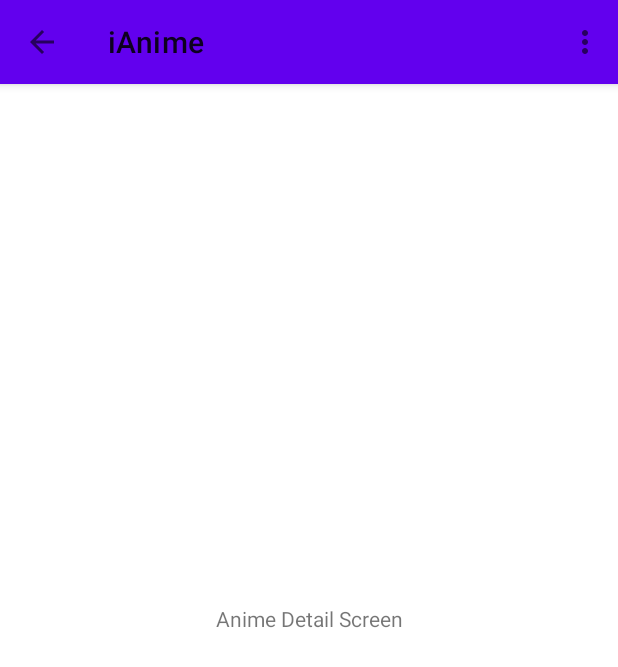
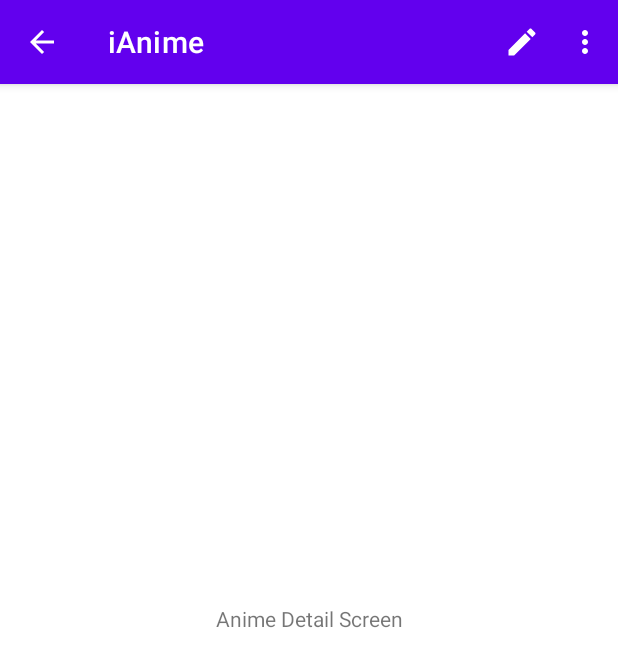
Before and after one commit to Tony-Feng/iAnime, an Android app: the screen it shows after launch (HomeActivity), after a tap on an icon or button, on a phone screen of 412 x 824 dp. Shown: the top 667 px of the screen. Run offline under Robolectric (Android 15) with nearby library versions, the phone set to English and light mode, and no system bars; 1 statement that could not run was skipped.

Commit message:
Add theme and navigate back function

```diff
--- a/app/src/main/java/com/project/ianime/actionbar/ActionBarService.kt
+++ b/app/src/main/java/com/project/ianime/actionbar/ActionBarService.kt
@@ -1,6 +1,7 @@
 package com.project.ianime.actionbar
 
 import androidx.appcompat.widget.Toolbar
+import com.project.ianime.root.BaseFragment
 
 /**
  * Interface to interact with Action Bar
@@ -8,7 +9,15 @@ import androidx.appcompat.widget.Toolbar
 interface ActionBarService {
     /**
      * Sets action bar title
+     * @param [title] - text to show on Appbar
+     * @param [toolbar] - Appbar reference
      */
     fun setTitle(title: String, toolbar: Toolbar)
 
+    /**
+     * Implements navigate back button on Appbar
+     * @param [toolbar] - Appbar reference
+     * @param [activeFragment] - Current Fragment to show
+     */
+    fun setNavigateBackAction(toolbar: Toolbar, activeFragment: BaseFragment<*>)
 }
--- a/app/src/main/java/com/project/ianime/actionbar/ActionBarServiceImpl.kt
+++ b/app/src/main/java/com/project/ianime/actionbar/ActionBarServiceImpl.kt
@@ -2,13 +2,21 @@ package com.project.ianime.actionbar
 
 import androidx.appcompat.app.AppCompatActivity
 import androidx.appcompat.widget.Toolbar
+import com.project.ianime.R
+import com.project.ianime.root.BaseFragment
 
 class ActionBarServiceImpl(private val activity: AppCompatActivity): ActionBarService {
-
     override fun setTitle(title: String, toolbar: Toolbar) {
         activity.setSupportActionBar(toolbar)
         val actionBar = activity.supportActionBar ?: return
         actionBar.setDisplayShowTitleEnabled(true)
         actionBar.title = title
     }
+
+    override fun setNavigateBackAction(toolbar: Toolbar, activeFragment: BaseFragment<*>) {
+        toolbar.setNavigationIcon(R.drawable.ic_arrow_back)
+        toolbar.setNavigationOnClickListener {
+            activeFragment.navigationManager.closeTop()
+        }
+    }
 }
--- a/app/src/main/java/com/project/ianime/root/BaseFragment.kt
+++ b/app/src/main/java/com/project/ianime/root/BaseFragment.kt
@@ -44,6 +44,7 @@ abstract class BaseFragment<VH: FragmentViewHolder>(val viewHolder: VH): Fragmen
         container: ViewGroup?,
         savedInstanceState: Bundle?
     ): View? {
+        setHasOptionsMenu(true)
         return viewHolder.onCreateView(inflater, container, savedInstanceState)
     }
     override fun onCreate(savedInstanceState: Bundle?) {
--- a/app/src/main/java/com/project/ianime/screen/AddAnimeFragment.kt
+++ b/app/src/main/java/com/project/ianime/screen/AddAnimeFragment.kt
@@ -10,6 +10,7 @@ class AddAnimeFragment : ManageAnimeFragment() {
     private lateinit var viewModel: AddAnimeViewModel
     override fun updateActionBar(): Boolean {
         actionBarService.setTitle(getString(R.string.add_anime_title), viewHolder.toolbar)
+        actionBarService.setNavigateBackAction(viewHolder.toolbar, this)
         return true
     }
 
--- a/app/src/main/java/com/project/ianime/screen/AnimeFragment.kt
+++ b/app/src/main/java/com/project/ianime/screen/AnimeFragment.kt
@@ -1,21 +1,51 @@
 package com.project.ianime.screen
 
-import androidx.appcompat.app.AppCompatActivity
+import android.view.Menu
+import android.view.MenuInflater
+import android.view.MenuItem
 import com.project.ianime.R
+import com.project.ianime.root.BaseContainerActivity
 import com.project.ianime.root.BaseFragment
 import com.project.ianime.screen.viewholder.AnimeViewHolder
+import com.project.ianime.utils.updateLanguageSetting
 
-class AnimeFragment: BaseFragment<AnimeViewHolder>(AnimeViewHolder::class.java) {
-
-    companion object{
-        fun newInstance() = AnimeFragment()
-    }
-
+class AnimeFragment : BaseFragment<AnimeViewHolder>(AnimeViewHolder::class.java) {
     override fun updateActionBar(): Boolean {
         //TODO: Update to each anime name
         actionBarService.setTitle(getString(R.string.app_name), viewHolder.toolbar)
-        (activity as AppCompatActivity).supportActionBar?.setHomeButtonEnabled(true)
-        (activity as AppCompatActivity).supportActionBar?.setDisplayHomeAsUpEnabled(true)
+        actionBarService.setNavigateBackAction(viewHolder.toolbar, this)
         return true
     }
+
+    override fun onCreateOptionsMenu(menu: Menu, inflater: MenuInflater) {
+        menu.clear()
+        inflater.inflate(R.menu.edit_menu, menu)
+        super.onCreateOptionsMenu(menu, inflater)
+    }
+
+    override fun onOptionsItemSelected(item: MenuItem): Boolean {
+        return when (item.itemId) {
+            R.id.edit_anime -> {
+                navigationManager.showFragmentOverTop(
+                    EditAnimeFragment.newInstance(),
+                    baseContainerId
+                )
+                true
+            }
+            R.id.setting_chinese_language -> {
+                updateLanguageSetting(requireContext(), BaseContainerActivity.SETTING_CHINESE)
+                true
+            }
+            R.id.setting_english_language -> {
+                updateLanguageSetting(requireContext(), BaseContainerActivity.SETTING_ENGLISH)
+                true
+            }
+            else -> super.onOptionsItemSelected(item)
+        }
+
+    }
+
+    companion object {
+        fun newInstance() = AnimeFragment()
+    }
 }
--- a/app/src/main/java/com/project/ianime/screen/EditAnimeFragment.kt
+++ b/app/src/main/java/com/project/ianime/screen/EditAnimeFragment.kt
@@ -4,6 +4,11 @@ import com.project.ianime.R
 class EditAnimeFragment: ManageAnimeFragment() {
     override fun updateActionBar(): Boolean {
         actionBarService.setTitle(getString(R.string.edit_anime_title), viewHolder.toolbar)
+        actionBarService.setNavigateBackAction(viewHolder.toolbar, this)
         return true
     }
+
+    companion object{
+        fun newInstance() = EditAnimeFragment()
+    }
 }
--- a/app/src/main/java/com/project/ianime/screen/HomeFragment.kt
+++ b/app/src/main/java/com/project/ianime/screen/HomeFragment.kt
@@ -10,7 +10,6 @@ class HomeFragment : BaseFragment<HomeFragmentViewHolder>(HomeFragmentViewHolder
         actionBarService.setTitle(getString(R.string.app_name), viewHolder.toolbar)
         return true
     }
-
     override fun onViewCreated(view: View, savedInstanceState: Bundle?) {
         super.onViewCreated(view, savedInstanceState)
         // Launch Main Screen
--- /dev/null
+++ b/app/src/main/res/drawable/ic_arrow_back.xml
@@ -0,0 +1,5 @@
+<vector android:autoMirrored="true" android:height="24dp"
+    android:tint="@android:color/white" android:viewportHeight="24"
+    android:viewportWidth="24" android:width="24dp" xmlns:android="http://schemas.android.com/apk/res/android">
+    <path android:fillColor="@android:color/white" android:pathData="M20,11H7.83l5.59,-5.59L12,4l-8,8 8,8 1.41,-1.41L7.83,13H20v-2z"/>
+</vector>
--- /dev/null
+++ b/app/src/main/res/drawable/ic_delete.xml
@@ -0,0 +1,5 @@
+<vector android:height="24dp" android:tint="@android:color/white"
+    android:viewportHeight="24" android:viewportWidth="24"
+    android:width="24dp" xmlns:android="http://schemas.android.com/apk/res/android">
+    <path android:fillColor="@android:color/white" android:pathData="M6,19c0,1.1 0.9,2 2,2h8c1.1,0 2,-0.9 2,-2V7H6v12zM19,4h-3.5l-1,-1h-5l-1,1H5v2h14V4z"/>
+</vector>
--- /dev/null
+++ b/app/src/main/res/drawable/ic_edit.xml
@@ -0,0 +1,5 @@
+<vector android:height="24dp" android:tint="@android:color/white"
+    android:viewportHeight="24" android:viewportWidth="24"
+    android:width="24dp" xmlns:android="http://schemas.android.com/apk/res/android">
+    <path android:fillColor="@android:color/white" android:pathData="M3,17.25V21h3.75L17.81,9.94l-3.75,-3.75L3,17.25zM20.71,7.04c0.39,-0.39 0.39,-1.02 0,-1.41l-2.34,-2.34c-0.39,-0.39 -1.02,-0.39 -1.41,0l-1.83,1.83 3.75,3.75 1.83,-1.83z"/>
+</vector>
--- a/app/src/main/res/layout/layout_action_bar.xml
+++ b/app/src/main/res/layout/layout_action_bar.xml
@@ -11,13 +11,13 @@
         android:layout_gravity="top"
         tools:ignore="MissingConstraints">
 
-        <androidx.appcompat.widget.Toolbar
+        <com.google.android.material.appbar.MaterialToolbar
             android:id="@+id/tool_bar"
+            style="@style/Widget.MaterialComponents.Toolbar.Primary"
             android:layout_width="match_parent"
-            android:layout_height="wrap_content"
-            android:background="?attr/colorPrimary">
+            android:layout_height="wrap_content">
 
-        </androidx.appcompat.widget.Toolbar>
+        </com.google.android.material.appbar.MaterialToolbar>
     </com.google.android.material.appbar.AppBarLayout>
 
 </androidx.constraintlayout.widget.ConstraintLayout>
--- /dev/null
+++ b/app/src/main/res/menu/edit_menu.xml
@@ -0,0 +1,19 @@
+<menu xmlns:android="http://schemas.android.com/apk/res/android"
+    xmlns:app="http://schemas.android.com/apk/res-auto">
+    <item
+        android:id="@+id/edit_anime"
+        android:icon="@drawable/ic_edit"
+        android:title="@string/edit_anime_title"
+        app:showAsAction="ifRoom" />
+
+    <item
+        android:id="@+id/setting_chinese_language"
+        android:title="@string/setting_chinese"
+        app:showAsAction="never" />
+
+    <item
+        android:id="@+id/setting_english_language"
+        android:title="@string/setting_english"
+        app:showAsAction="never" />
+
+</menu>
--- a/app/src/main/res/values/strings.xml
+++ b/app/src/main/res/values/strings.xml
@@ -6,5 +6,5 @@
     <string name="edit_anime_title">Edit Anime</string>
     <string name="setting_chinese">CN</string>
     <string name="setting_english">EN</string>
-    <string name="user_fragment_title" translatable="false">User fragment</string>
+    <string name="user_fragment_title" translatable="false">COMING SOON...</string>
 </resources>
```
Also changed, not shown: app/src/main/res/layout/fragment_user.xml (+9 -4 lines).
